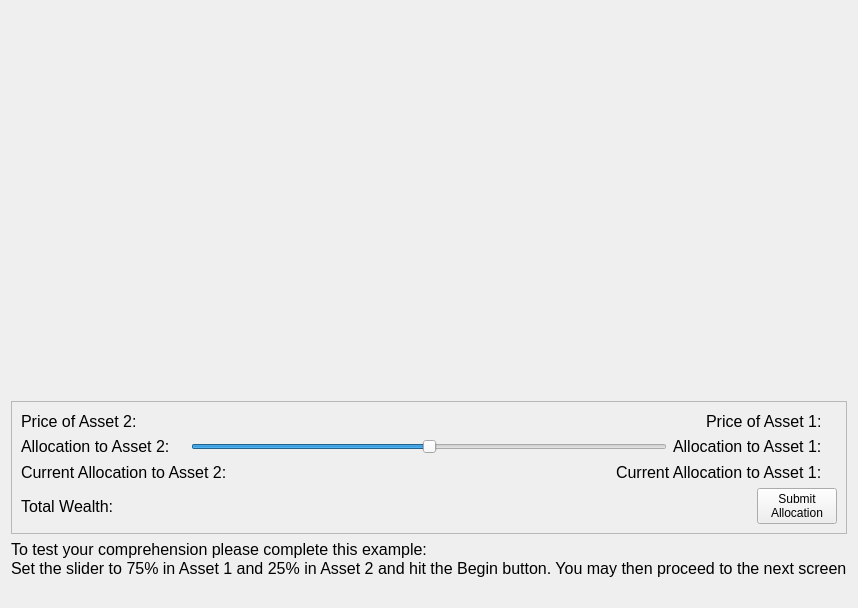
dwattttt/marketsim, file MarketSimulation/instructionscreentest1.ui: the form before one commit.
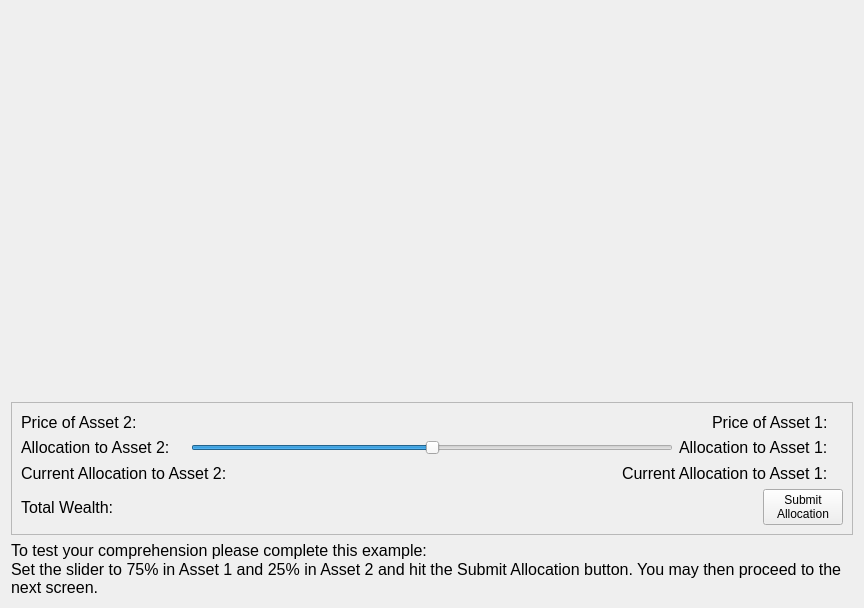
The form after the commit.

The edit to the form file:
```diff
--- a/MarketSimulation/instructionscreentest1.ui
+++ b/MarketSimulation/instructionscreentest1.ui
@@ -6,7 +6,7 @@
    <rect>
     <x>0</x>
     <y>0</y>
-    <width>838</width>
+    <width>864</width>
     <height>608</height>
    </rect>
   </property>
@@ -304,6 +304,12 @@
    </item>
    <item>
     <widget class="QLabel" name="label_6">
+     <property name="minimumSize">
+      <size>
+       <width>500</width>
+       <height>0</height>
+      </size>
+     </property>
      <property name="font">
       <font>
        <pointsize>12</pointsize>
@@ -313,10 +319,12 @@
       <string>&lt;!DOCTYPE HTML PUBLIC &quot;-//W3C//DTD HTML 4.0//EN&quot; &quot;http://www.w3.org/TR/REC-html40/strict.dtd&quot;&gt;
 &lt;html&gt;&lt;head&gt;&lt;meta name=&quot;qrichtext&quot; content=&quot;1&quot; /&gt;&lt;style type=&quot;text/css&quot;&gt;
 p, li { white-space: pre-wrap; }
-&lt;/style&gt;&lt;/head&gt;&lt;body style=&quot; font-family:'MS Shell Dlg 2'; font-size:12pt; font-weight:400; font-style:normal;&quot;&gt;
-&lt;p style=&quot; margin-top:0px; margin-bottom:0px; margin-left:0px; margin-right:0px; -qt-block-indent:0; text-indent:0px;&quot;&gt;To test your comprehension please complete this example:&lt;/p&gt;
-&lt;p style=&quot; margin-top:0px; margin-bottom:0px; margin-left:0px; margin-right:0px; -qt-block-indent:0; text-indent:0px;&quot;&gt;Set the slider to 75% in Asset 1 and 25% in Asset 2 and hit the Begin button. You may then proceed to the next screen&lt;/p&gt;
-&lt;p style=&quot;-qt-paragraph-type:empty; margin-top:0px; margin-bottom:0px; margin-left:0px; margin-right:0px; -qt-block-indent:0; text-indent:0px;&quot;&gt;&lt;/p&gt;&lt;/body&gt;&lt;/html&gt;</string>
+&lt;/style&gt;&lt;/head&gt;&lt;body style=&quot; font-family:'MS Shell Dlg 2'; font-size:8pt; font-weight:400; font-style:normal;&quot;&gt;
+&lt;p style=&quot; margin-top:0px; margin-bottom:0px; margin-left:0px; margin-right:0px; -qt-block-indent:0; text-indent:0px;&quot;&gt;&lt;span style=&quot; font-size:12pt;&quot;&gt;To test your comprehension please complete this example:&lt;/span&gt;&lt;/p&gt;
+&lt;p style=&quot; margin-top:0px; margin-bottom:0px; margin-left:0px; margin-right:0px; -qt-block-indent:0; text-indent:0px;&quot;&gt;&lt;span style=&quot; font-size:12pt;&quot;&gt;Set the slider to 75% in Asset 1 and 25% in Asset 2 and hit the Submit Allocation button. You may then proceed to the next screen.&lt;/span&gt;&lt;/p&gt;&lt;/body&gt;&lt;/html&gt;</string>
+     </property>
+     <property name="wordWrap">
+      <bool>true</bool>
      </property>
     </widget>
    </item>
```
